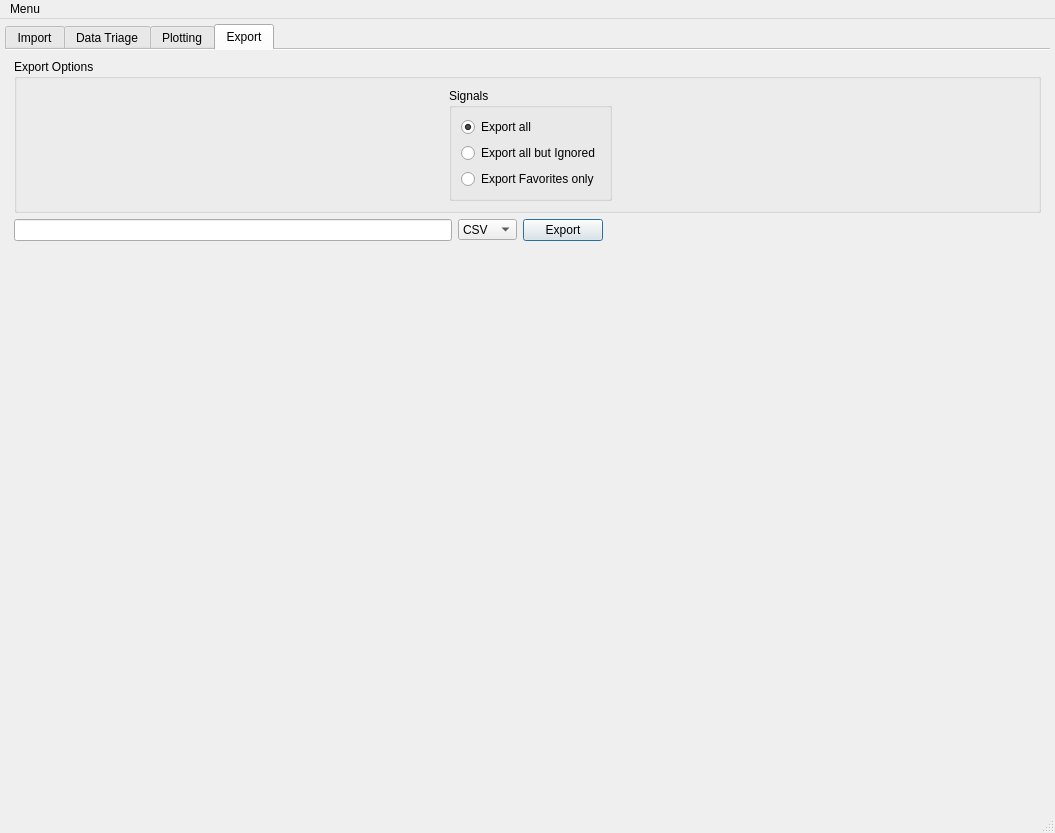
This is colliderscope.ui in kevinanewman/colliderscope2024 as Qt 5 draws it before an edit. The edited form follows.
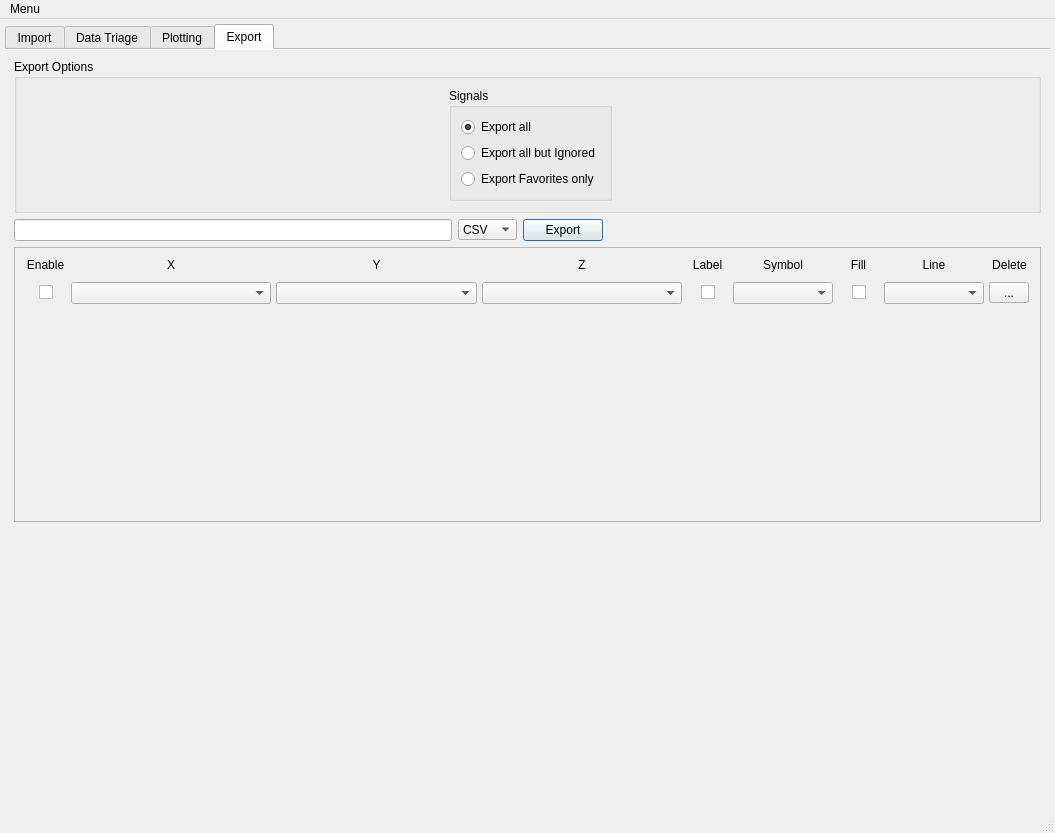
This is the edited form. The open tabs and pages were chosen to show the change. Icons and pictures are not drawn. Custom widgets are drawn as their Qt base class.

Commit message: some testing of how to get separate grid layouts to line up

```diff
--- a/colliderscope.ui
+++ b/colliderscope.ui
@@ -2257,7 +2257,420 @@
          </layout>
         </item>
         <item>
-         <spacer name="verticalSpacer_2">
+         <widget class="QScrollArea" name="scrollArea_2">
+          <property name="widgetResizable">
+           <bool>true</bool>
+          </property>
+          <widget class="QWidget" name="scrollAreaWidgetContents_2">
+           <property name="geometry">
+            <rect>
+             <x>0</x>
+             <y>0</y>
+             <width>1019</width>
+             <height>269</height>
+            </rect>
+           </property>
+           <layout class="QVBoxLayout" name="verticalLayout_14">
+            <property name="spacing">
+             <number>5</number>
+            </property>
+            <property name="leftMargin">
+             <number>5</number>
+            </property>
+            <property name="topMargin">
+             <number>5</number>
+            </property>
+            <property name="rightMargin">
+             <number>5</number>
+            </property>
+            <property name="bottomMargin">
+             <number>5</number>
+            </property>
+            <item>
+             <layout class="QGridLayout" name="plot_inputs_label_gridLayout" columnstretch="0,1,1,1,0,0,0,0,0" columnminimumwidth="41,100,100,100,41,100,41,100,41">
+              <property name="leftMargin">
+               <number>5</number>
+              </property>
+              <property name="topMargin">
+               <number>5</number>
+              </property>
+              <property name="rightMargin">
+               <number>5</number>
+              </property>
+              <property name="bottomMargin">
+               <number>5</number>
+              </property>
+              <property name="horizontalSpacing">
+               <number>5</number>
+              </property>
+              <property name="verticalSpacing">
+               <number>-1</number>
+              </property>
+              <item row="0" column="0">
+               <widget class="QLabel" name="label_3">
+                <property name="maximumSize">
+                 <size>
+                  <width>16777215</width>
+                  <height>16777215</height>
+                 </size>
+                </property>
+                <property name="text">
+                 <string>Enable</string>
+                </property>
+                <property name="alignment">
+                 <set>Qt::AlignCenter</set>
+                </property>
+               </widget>
+              </item>
+              <item row="0" column="1">
+               <widget class="QLabel" name="label_4">
+                <property name="maximumSize">
+                 <size>
+                  <width>16777215</width>
+                  <height>16777215</height>
+                 </size>
+                </property>
+                <property name="text">
+                 <string>X</string>
+                </property>
+                <property name="alignment">
+                 <set>Qt::AlignCenter</set>
+                </property>
+               </widget>
+              </item>
+              <item row="0" column="2">
+               <widget class="QLabel" name="label_5">
+                <property name="maximumSize">
+                 <size>
+                  <width>16777215</width>
+                  <height>16777215</height>
+                 </size>
+                </property>
+                <property name="text">
+                 <string>Y</string>
+                </property>
+                <property name="alignment">
+                 <set>Qt::AlignCenter</set>
+                </property>
+               </widget>
+              </item>
+              <item row="0" column="3">
+               <widget class="QLabel" name="label_6">
+                <property name="text">
+                 <string>Z</string>
+                </property>
+                <property name="alignment">
+                 <set>Qt::AlignCenter</set>
+                </property>
+               </widget>
+              </item>
+              <item row="0" column="4">
+               <widget class="QLabel" name="label_7">
+                <property name="maximumSize">
+                 <size>
+                  <width>16777215</width>
+                  <height>16777215</height>
+                 </size>
+                </property>
+                <property name="text">
+                 <string>Label</string>
+                </property>
+                <property name="alignment">
+                 <set>Qt::AlignCenter</set>
+                </property>
+               </widget>
+              </item>
+              <item row="0" column="5">
+               <widget class="QLabel" name="label_8">
+                <property name="text">
+                 <string>Symbol</string>
+                </property>
+                <property name="alignment">
+                 <set>Qt::AlignCenter</set>
+                </property>
+               </widget>
+              </item>
+              <item row="0" column="6">
+               <widget class="QLabel" name="label_9">
+                <property name="maximumSize">
+                 <size>
+                  <width>16777215</width>
+                  <height>16777215</height>
+                 </size>
+                </property>
+                <property name="text">
+                 <string>Fill</string>
+                </property>
+                <property name="alignment">
+                 <set>Qt::AlignCenter</set>
+                </property>
+               </widget>
+              </item>
+              <item row="0" column="7">
+               <widget class="QLabel" name="label_10">
+                <property name="text">
+                 <string>Line</string>
+                </property>
+                <property name="alignment">
+                 <set>Qt::AlignCenter</set>
+                </property>
+               </widget>
+              </item>
+              <item row="0" column="8">
+               <widget class="QLabel" name="label_11">
+                <property name="maximumSize">
+                 <size>
+                  <width>16777215</width>
+                  <height>16777215</height>
+                 </size>
+                </property>
+                <property name="text">
+                 <string>Delete</string>
+                </property>
+                <property name="alignment">
+                 <set>Qt::AlignCenter</set>
+                </property>
+               </widget>
+              </item>
+             </layout>
+            </item>
+            <item>
+             <layout class="QGridLayout" name="plot_inputs_gridLayout" columnstretch="0,1,1,1,0,0,0,0,0" columnminimumwidth="41,100,100,100,41,100,41,100,41">
+              <property name="leftMargin">
+               <number>5</number>
+              </property>
+              <property name="rightMargin">
+               <number>5</number>
+              </property>
+              <property name="horizontalSpacing">
+               <number>5</number>
+              </property>
+              <item row="0" column="7">
+               <widget class="QComboBox" name="comboBox_5">
+                <property name="minimumSize">
+                 <size>
+                  <width>0</width>
+                  <height>0</height>
+                 </size>
+                </property>
+               </widget>
+              </item>
+              <item row="0" column="0">
+               <layout class="QHBoxLayout" name="horizontalLayout_13" stretch="0,0,0">
+                <property name="spacing">
+                 <number>0</number>
+                </property>
+                <item>
+                 <spacer name="horizontalSpacer_8">
+                  <property name="orientation">
+                   <enum>Qt::Horizontal</enum>
+                  </property>
+                  <property name="sizeHint" stdset="0">
+                   <size>
+                    <width>0</width>
+                    <height>20</height>
+                   </size>
+                  </property>
+                 </spacer>
+                </item>
+                <item>
+                 <widget class="QCheckBox" name="checkBox">
+                  <property name="maximumSize">
+                   <size>
+                    <width>19</width>
+                    <height>16777215</height>
+                   </size>
+                  </property>
+                  <property name="text">
+                   <string/>
+                  </property>
+                 </widget>
+                </item>
+                <item>
+                 <spacer name="horizontalSpacer_9">
+                  <property name="orientation">
+                   <enum>Qt::Horizontal</enum>
+                  </property>
+                  <property name="sizeHint" stdset="0">
+                   <size>
+                    <width>10</width>
+                    <height>20</height>
+                   </size>
+                  </property>
+                 </spacer>
+                </item>
+               </layout>
+              </item>
+              <item row="0" column="2">
+               <widget class="QComboBox" name="comboBox_2">
+                <property name="minimumSize">
+                 <size>
+                  <width>0</width>
+                  <height>0</height>
+                 </size>
+                </property>
+               </widget>
+              </item>
+              <item row="0" column="4">
+               <layout class="QHBoxLayout" name="horizontalLayout_14">
+                <property name="spacing">
+                 <number>0</number>
+                </property>
+                <item>
+                 <spacer name="horizontalSpacer_10">
+                  <property name="orientation">
+                   <enum>Qt::Horizontal</enum>
+                  </property>
+                  <property name="sizeHint" stdset="0">
+                   <size>
+                    <width>0</width>
+                    <height>20</height>
+                   </size>
+                  </property>
+                 </spacer>
+                </item>
+                <item>
+                 <widget class="QCheckBox" name="checkBox_4">
+                  <property name="maximumSize">
+                   <size>
+                    <width>19</width>
+                    <height>16777215</height>
+                   </size>
+                  </property>
+                  <property name="text">
+                   <string/>
+                  </property>
+                 </widget>
+                </item>
+                <item>
+                 <spacer name="horizontalSpacer_11">
+                  <property name="orientation">
+                   <enum>Qt::Horizontal</enum>
+                  </property>
+                  <property name="sizeHint" stdset="0">
+                   <size>
+                    <width>10</width>
+                    <height>20</height>
+                   </size>
+                  </property>
+                 </spacer>
+                </item>
+               </layout>
+              </item>
+              <item row="0" column="1">
+               <widget class="QComboBox" name="comboBox">
+                <property name="minimumSize">
+                 <size>
+                  <width>0</width>
+                  <height>0</height>
+                 </size>
+                </property>
+               </widget>
+              </item>
+              <item row="0" column="3">
+               <widget class="QComboBox" name="comboBox_3">
+                <property name="minimumSize">
+                 <size>
+                  <width>0</width>
+                  <height>0</height>
+                 </size>
+                </property>
+               </widget>
+              </item>
+              <item row="0" column="6">
+               <layout class="QHBoxLayout" name="horizontalLayout_15">
+                <property name="spacing">
+                 <number>0</number>
+                </property>
+                <item>
+                 <spacer name="horizontalSpacer_12">
+                  <property name="orientation">
+                   <enum>Qt::Horizontal</enum>
+                  </property>
+                  <property name="sizeHint" stdset="0">
+                   <size>
+                    <width>0</width>
+                    <height>20</height>
+                   </size>
+                  </property>
+                 </spacer>
+                </item>
+                <item>
+                 <widget class="QCheckBox" name="checkBox_5">
+                  <property name="maximumSize">
+                   <size>
+                    <width>19</width>
+                    <height>16777215</height>
+                   </size>
+                  </property>
+                  <property name="text">
+                   <string/>
+                  </property>
+                 </widget>
+                </item>
+                <item>
+                 <spacer name="horizontalSpacer_13">
+                  <property name="orientation">
+                   <enum>Qt::Horizontal</enum>
+                  </property>
+                  <property name="sizeHint" stdset="0">
+                   <size>
+                    <width>10</width>
+                    <height>20</height>
+                   </size>
+                  </property>
+                 </spacer>
+                </item>
+               </layout>
+              </item>
+              <item row="0" column="5">
+               <widget class="QComboBox" name="comboBox_4">
+                <property name="minimumSize">
+                 <size>
+                  <width>0</width>
+                  <height>0</height>
+                 </size>
+                </property>
+               </widget>
+              </item>
+              <item row="0" column="8">
+               <widget class="QToolButton" name="toolButton">
+                <property name="minimumSize">
+                 <size>
+                  <width>40</width>
+                  <height>0</height>
+                 </size>
+                </property>
+                <property name="text">
+                 <string>...</string>
+                </property>
+                <property name="icon">
+                 <iconset>
+                  <normaloff>assets/delete.svg</normaloff>assets/delete.svg</iconset>
+                </property>
+               </widget>
+              </item>
+             </layout>
+            </item>
+            <item>
+             <spacer name="verticalSpacer_2">
+              <property name="orientation">
+               <enum>Qt::Vertical</enum>
+              </property>
+              <property name="sizeHint" stdset="0">
+               <size>
+                <width>20</width>
+                <height>187</height>
+               </size>
+              </property>
+             </spacer>
+            </item>
+           </layout>
+          </widget>
+         </widget>
+        </item>
+        <item>
+         <spacer name="verticalSpacer_7">
           <property name="orientation">
            <enum>Qt::Vertical</enum>
           </property>
```
Left out of the diff: 2 changed lines with no effect on the pictures. The commit also changes 2 other files.
